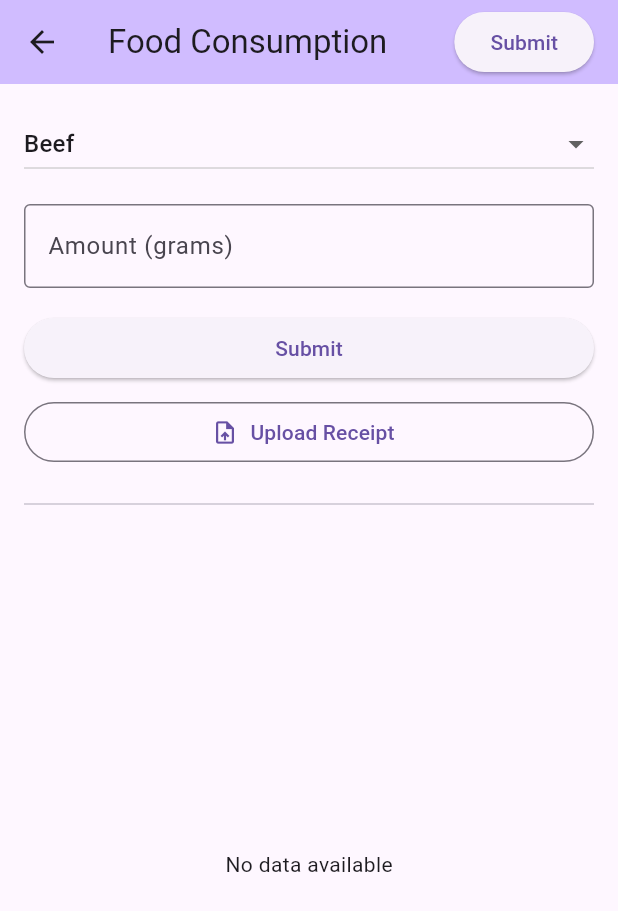
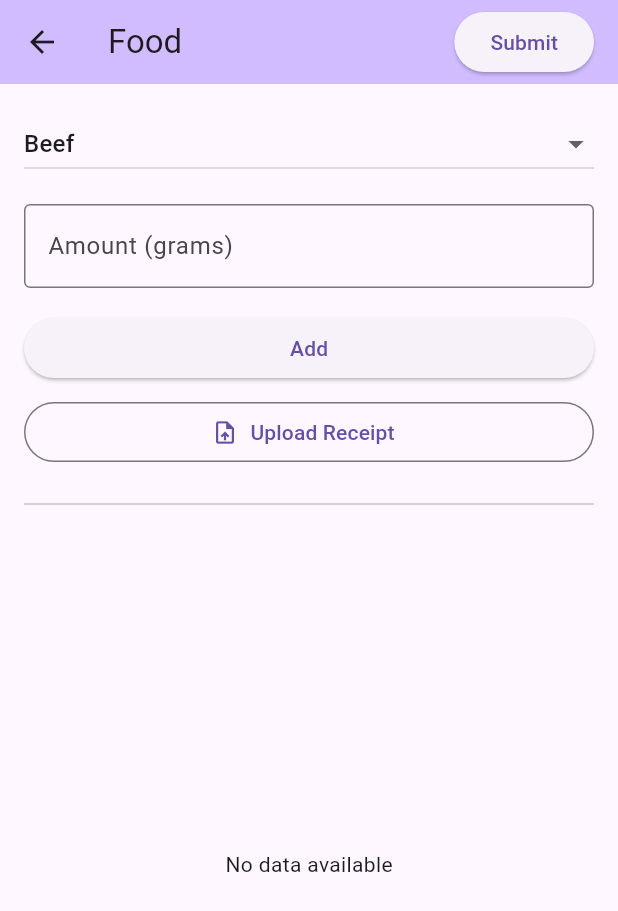
Before and after one commit to kn-kraken/carbon-tree, a Flutter app: the FoodRoute screen opened directly, on a phone screen of 412 x 824 dp. Shown: the top 911 px of the screen. Run offline on Flutter 3.47's test engine with Material 3 defaults, Android fonts, the light colour scheme and no system bars; our stand-ins replace localstorage; missing offline and left inert: flex_seed_scheme, svg_path_parser.

Commit message:
fixes named

```diff
--- a/lib/car.dart
+++ b/lib/car.dart
@@ -101,7 +101,7 @@ class _CarRouteState extends State<CarRoute> {
               SizedBox(height: 16),
               ElevatedButton(
                 onPressed: _onSubmit,
-                child: Text('Submit'),
+                child: Text('Add'),
               ),
               SizedBox(height: 16),
               Divider(thickness: 1),
--- a/lib/food.dart
+++ b/lib/food.dart
@@ -30,7 +30,7 @@ class _FoodRouteState extends State<FoodRoute> {
         title: Row(
           mainAxisAlignment: MainAxisAlignment.spaceBetween,
           children: [
-            Text('Food Consumption'),
+            Text('Food'),
             ElevatedButton(
               onPressed: () {
                 Navigator.pushReplacement(
@@ -93,7 +93,7 @@ class _FoodRouteState extends State<FoodRoute> {
               SizedBox(height: 16),
               ElevatedButton(
                 onPressed: _onSubmit,
-                child: Text('Submit'),
+                child: Text('Add'),
               ),
               SizedBox(height: 8),
               OutlinedButton.icon(
```
